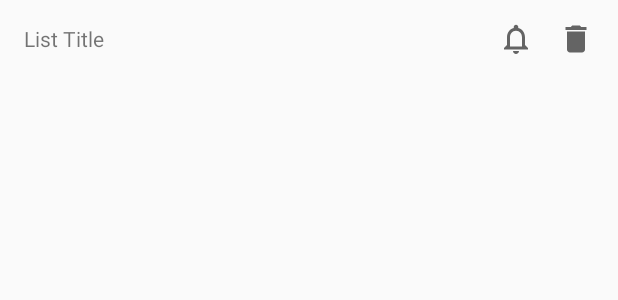
After one commit to AllanMukundi/Housemate-Hub, an Android app: the layout fragment_group_list_adapter.xml on its own in the app's theme, with its tools: preview values and no code run, on a phone screen of 412 x 824 dp. The commit adds this screen. Shown: the top 300 px of the screen. Run offline under Robolectric (Android 15) with nearby library versions, the phone set to English and light mode, and no system bars.

Commit message:
Group List Overview + Delete + Update

```diff
--- a/app/src/main/AndroidManifest.xml
+++ b/app/src/main/AndroidManifest.xml
@@ -17,7 +17,8 @@
         <activity android:name=".houseinit.CreateHouseActivity" />
         <activity android:name=".houseinit.LoginHouseActivity" />
         <activity android:name=".LoggedInBaseActivity" />
-        <activity android:name=".HouseMainActivity" />
+        <activity android:name=".HouseMainActivity"
+            android:windowSoftInputMode="adjustPan" />
         <activity
             android:name=".userinit.LoginActivity"
             android:theme="@style/AppTheme.NoActionBar">
--- /dev/null
+++ b/app/src/main/res/drawable/ic_baseline_delete_24.xml
@@ -0,0 +1,10 @@
+<vector xmlns:android="http://schemas.android.com/apk/res/android"
+    android:width="24dp"
+    android:height="24dp"
+    android:viewportWidth="24"
+    android:viewportHeight="24"
+    android:tint="?attr/colorControlNormal">
+  <path
+      android:fillColor="@android:color/white"
+      android:pathData="M6,19c0,1.1 0.9,2 2,2h8c1.1,0 2,-0.9 2,-2V7H6v12zM19,4h-3.5l-1,-1h-5l-1,1H5v2h14V4z"/>
+</vector>
--- /dev/null
+++ b/app/src/main/res/drawable/ic_baseline_notifications_active_24.xml
@@ -0,0 +1,10 @@
+<vector xmlns:android="http://schemas.android.com/apk/res/android"
+    android:width="24dp"
+    android:height="24dp"
+    android:viewportWidth="24"
+    android:viewportHeight="24"
+    android:tint="?attr/colorControlNormal">
+  <path
+      android:fillColor="@android:color/white"
+      android:pathData="M7.58,4.08L6.15,2.65C3.75,4.48 2.17,7.3 2.03,10.5h2c0.15,-2.65 1.51,-4.97 3.55,-6.42zM19.97,10.5h2c-0.15,-3.2 -1.73,-6.02 -4.12,-7.85l-1.42,1.43c2.02,1.45 3.39,3.77 3.54,6.42zM18,11c0,-3.07 -1.64,-5.64 -4.5,-6.32L13.5,4c0,-0.83 -0.67,-1.5 -1.5,-1.5s-1.5,0.67 -1.5,1.5v0.68C7.63,5.36 6,7.92 6,11v5l-2,2v1h16v-1l-2,-2v-5zM12,22c0.14,0 0.27,-0.01 0.4,-0.04 0.65,-0.14 1.18,-0.58 1.44,-1.18 0.1,-0.24 0.15,-0.5 0.15,-0.78h-4c0.01,1.1 0.9,2 2.01,2z"/>
+</vector>
--- /dev/null
+++ b/app/src/main/res/drawable/ic_baseline_notifications_none_24.xml
@@ -0,0 +1,10 @@
+<vector xmlns:android="http://schemas.android.com/apk/res/android"
+    android:width="24dp"
+    android:height="24dp"
+    android:viewportWidth="24"
+    android:viewportHeight="24"
+    android:tint="?attr/colorControlNormal">
+  <path
+      android:fillColor="@android:color/white"
+      android:pathData="M12,22c1.1,0 2,-0.9 2,-2h-4c0,1.1 0.9,2 2,2zM18,16v-5c0,-3.07 -1.63,-5.64 -4.5,-6.32L13.5,4c0,-0.83 -0.67,-1.5 -1.5,-1.5s-1.5,0.67 -1.5,1.5v0.68C7.64,5.36 6,7.92 6,11v5l-2,2v1h16v-1l-2,-2zM16,17L8,17v-6c0,-2.48 1.51,-4.5 4,-4.5s4,2.02 4,4.5v6z"/>
+</vector>
--- /dev/null
+++ b/app/src/main/res/layout/fragment_group_list_adapter.xml
@@ -0,0 +1,54 @@
+<?xml version="1.0" encoding="utf-8"?>
+<androidx.constraintlayout.widget.ConstraintLayout xmlns:android="http://schemas.android.com/apk/res/android"
+    xmlns:app="http://schemas.android.com/apk/res-auto"
+    xmlns:tools="http://schemas.android.com/tools"
+    android:layout_width="match_parent"
+    android:layout_height="wrap_content" >
+
+
+    <TextView
+        android:id="@+id/list_title"
+        android:layout_width="wrap_content"
+        android:layout_height="wrap_content"
+        android:layout_marginStart="16dp"
+        android:layout_marginTop="16dp"
+        android:layout_marginBottom="16dp"
+        android:text="List Title"
+        app:layout_constraintBottom_toBottomOf="parent"
+        app:layout_constraintStart_toStartOf="parent"
+        app:layout_constraintTop_toTopOf="parent" />
+
+    <ImageButton
+        android:id="@+id/list_delete"
+        android:layout_width="wrap_content"
+        android:layout_height="wrap_content"
+        android:layout_marginEnd="16dp"
+        android:src="@drawable/ic_baseline_delete_24"
+        android:background="@android:color/transparent"
+        app:layout_constraintBottom_toBottomOf="parent"
+        app:layout_constraintEnd_toEndOf="parent"
+        app:layout_constraintTop_toTopOf="parent" />
+
+    <ImageButton
+        android:id="@+id/list_subscribe_off"
+        android:layout_width="wrap_content"
+        android:layout_height="wrap_content"
+        android:layout_marginEnd="16dp"
+        android:src="@drawable/ic_baseline_notifications_none_24"
+        android:background="@android:color/transparent"
+        app:layout_constraintBottom_toBottomOf="parent"
+        app:layout_constraintEnd_toStartOf="@+id/list_delete"
+        app:layout_constraintTop_toTopOf="parent" />
+
+    <ImageButton
+        android:id="@+id/list_subscribe_on"
+        android:layout_width="wrap_content"
+        android:layout_height="wrap_content"
+        android:layout_marginEnd="16dp"
+        android:visibility="invisible"
+        android:src="@drawable/ic_baseline_notifications_active_24"
+        android:background="@android:color/transparent"
+        app:layout_constraintBottom_toBottomOf="parent"
+        app:layout_constraintEnd_toStartOf="@+id/list_delete"
+        app:layout_constraintTop_toTopOf="parent" />
+</androidx.constraintlayout.widget.ConstraintLayout>
--- a/app/src/main/res/layout/fragment_group_list_dialog.xml
+++ b/app/src/main/res/layout/fragment_group_list_dialog.xml
@@ -39,7 +39,7 @@
         </androidx.constraintlayout.widget.ConstraintLayout>
 
         <EditText
-            android:id="@+id/list_title"
+            android:id="@+id/list_title_input"
             android:layout_width="match_parent"
             android:layout_height="64dp"
             android:layout_margin="16dp"
@@ -50,7 +50,7 @@
             android:paddingStart="16dp" />
 
         <EditText
-            android:id="@+id/list_description"
+            android:id="@+id/list_description_input"
             android:layout_width="match_parent"
             android:layout_height="64dp"
             android:layout_margin="16dp"
@@ -61,7 +61,7 @@
             android:paddingStart="16dp" />
 
         <CheckBox
-            android:id="@+id/list_subscription"
+            android:id="@+id/list_subscription_input"
             android:layout_width="match_parent"
             android:layout_height="wrap_content"
             android:layout_margin="16dp"
```
Also changed, not shown: app/src/main/java/com/cs446/housematehub/grouplist/GroupListAdapter.java (added, +121 -0 lines), app/src/main/java/com/cs446/housematehub/grouplist/GroupListDialog.java (+22 -3 lines), app/src/main/java/com/cs446/housematehub/grouplist/GroupListManager.java (+71 -3 lines), app/src/main/res/layout/fragment_group_list_manager.xml (+9 -0 lines).
